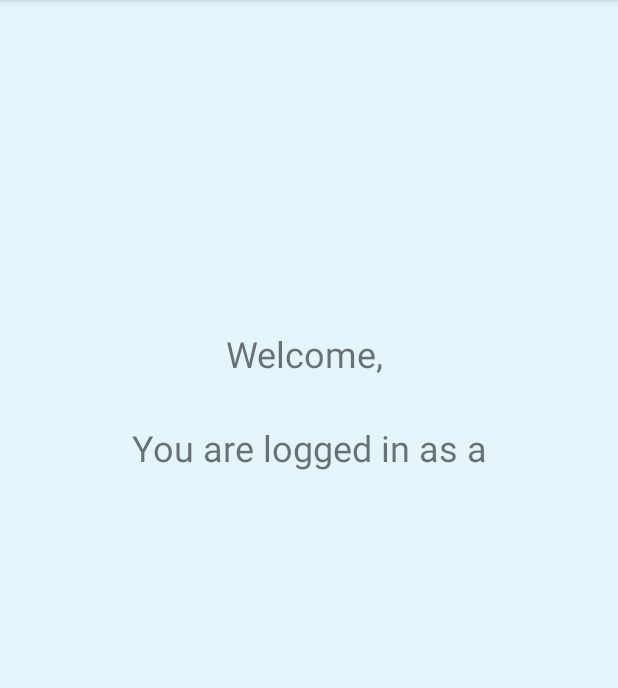
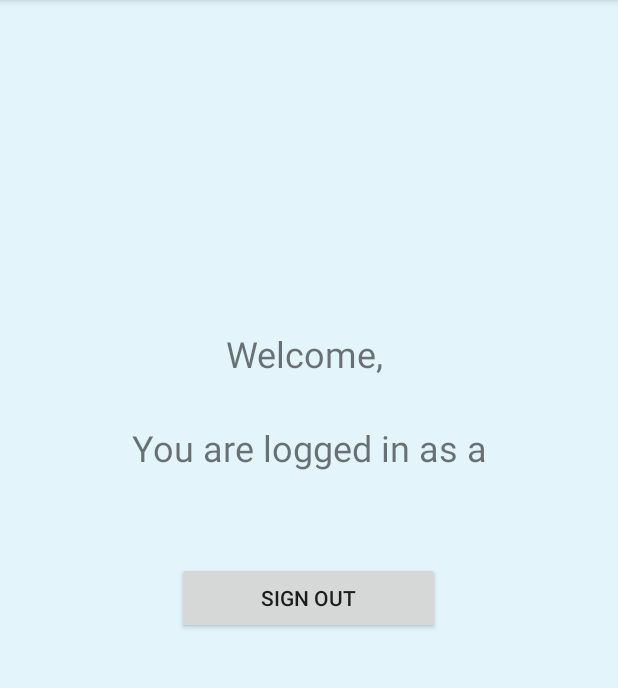
Before and after one commit to kayladonovan/project-lab01-group7-circleci, an Android app: the WelcomeWindow screen opened directly, with no data from a screen before it, on a phone screen of 412 x 824 dp, the part 84-772 px from its top. Run offline under Robolectric (Android 15) with nearby library versions, the phone set to English and light mode, and no system bars; our stand-ins replace Firebase (no records; nobody signed in at launch, a user with empty details on screens opened directly).

Commit message:
addition of sign out button

```diff
--- a/WalkinClinic/app/src/main/java/com/example/walkinclinicv01/WelcomeWindow.java
+++ b/WalkinClinic/app/src/main/java/com/example/walkinclinicv01/WelcomeWindow.java
@@ -1,18 +1,34 @@
 package com.example.walkinclinicv01;
 
+import androidx.annotation.NonNull;
 import androidx.appcompat.app.AppCompatActivity;
 import android.content.Intent;
 import android.os.Bundle;
+import android.view.View;
+import android.widget.Button;
 import android.widget.TextView;
 
 import com.google.firebase.auth.FirebaseAuth;
 
 public class WelcomeWindow extends AppCompatActivity {
 
+    Button userSignOut;
+
     @Override
     protected void onCreate(Bundle savedInstanceState) {
         super.onCreate(savedInstanceState);
         setContentView(R.layout.activity_welcome_window);
+
+        userSignOut = findViewById(R.id.SignOut);
+
+        userSignOut.setOnClickListener(new View.OnClickListener(){
+            @Override
+            public void onClick(View view){
+                FirebaseAuth.getInstance().signOut();
+                startActivity(new Intent(WelcomeWindow.this, MainActivity.class));
+            }
+        }
+        );
     }
 
 }
--- a/WalkinClinic/app/src/main/res/layout/activity_welcome_window.xml
+++ b/WalkinClinic/app/src/main/res/layout/activity_welcome_window.xml
@@ -35,5 +35,17 @@
             android:gravity="center"
             android:text="You are logged in as a"
             android:textSize="24sp" />
+
+        <Space
+            android:layout_width="match_parent"
+            android:layout_height="60dp" />
+
+        <Button
+            android:id="@+id/SignOut"
+            android:layout_width="175dp"
+            android:layout_height="wrap_content"
+            android:layout_gravity="center"
+            android:text="Sign Out" />
+
     </LinearLayout>
 </RelativeLayout>
```
